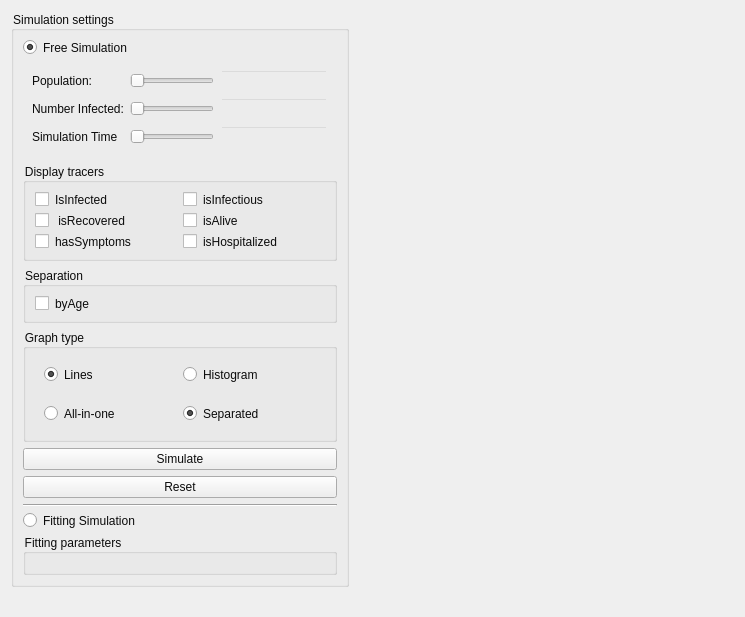
The window that src/gui/views/simulationViewUi.ui (PyMarc2/virus-propagation-simulator) describes before a commit, drawn with Qt 5.
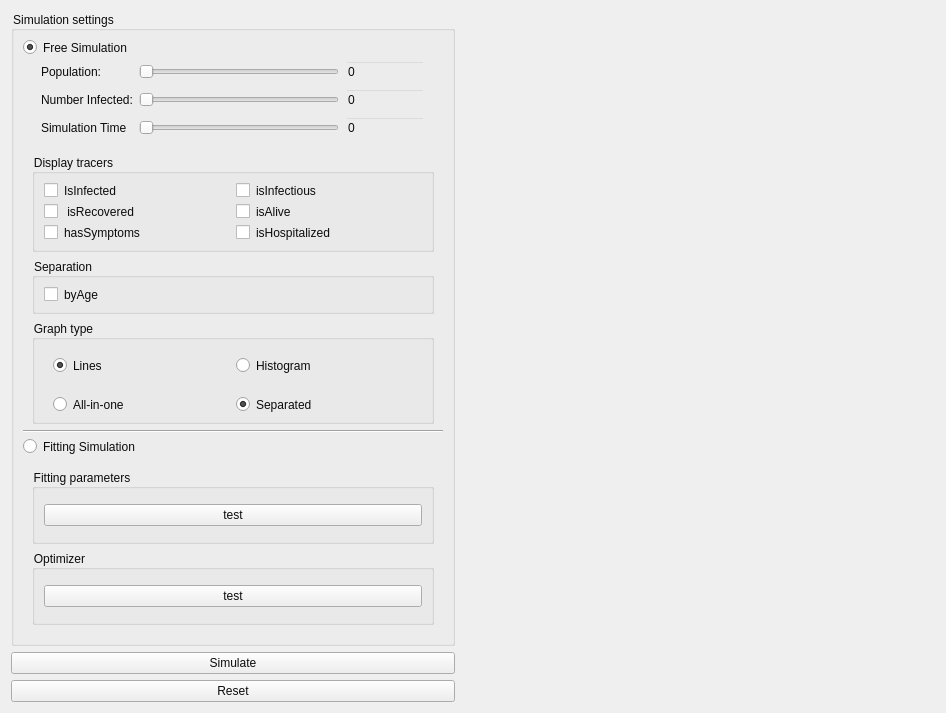
The same window after the commit. Custom widgets are drawn as their Qt base class.

Commit message: QLineEdit and QALider linked and changes model parameters

What changed in the file:
```diff
--- a/src/gui/views/simulationViewUi.ui
+++ b/src/gui/views/simulationViewUi.ui
@@ -6,8 +6,8 @@
    <rect>
     <x>0</x>
     <y>0</y>
-    <width>745</width>
-    <height>617</height>
+    <width>946</width>
+    <height>713</height>
    </rect>
   </property>
   <property name="windowTitle">
@@ -22,7 +22,7 @@
 </string>
   </property>
   <layout class="QGridLayout" name="gridLayout">
-   <item row="0" column="1" rowspan="2">
+   <item row="0" column="1" rowspan="3">
     <widget class="GraphicsLayoutWidget" name="pyqtgraphWidget" native="true">
      <property name="sizePolicy">
       <sizepolicy hsizetype="Expanding" vsizetype="Preferred">
@@ -35,7 +35,7 @@
    <item row="0" column="0">
     <widget class="QGroupBox" name="group_simulationParameters">
      <property name="sizePolicy">
-      <sizepolicy hsizetype="Minimum" vsizetype="Preferred">
+      <sizepolicy hsizetype="Preferred" vsizetype="Preferred">
        <horstretch>0</horstretch>
        <verstretch>0</verstretch>
       </sizepolicy>
@@ -61,78 +61,159 @@
        </widget>
       </item>
       <item>
-       <widget class="QWidget" name="group_basicParameters" native="true">
-        <layout class="QGridLayout" name="gridLayout_2">
-         <item row="3" column="0">
-          <widget class="QLabel" name="la_simulationTime">
-           <property name="text">
-            <string>Simulation Time</string>
-           </property>
-          </widget>
-         </item>
-         <item row="2" column="1">
+       <widget class="QWidget" name="freeSimulationWidget" native="true">
+        <layout class="QVBoxLayout" name="verticalLayout_3">
+         <property name="topMargin">
+          <number>0</number>
+         </property>
+         <property name="bottomMargin">
+          <number>0</number>
+         </property>
+         <item>
+          <widget class="QWidget" name="widget_2" native="true">
+           <layout class="QGridLayout" name="gridLayout_9">
+            <property name="topMargin">
+             <number>0</number>
+            </property>
+            <item row="1" column="1">
           <widget class="QSlider" name="hs_nbOfInfected">
-           <property name="orientation">
-            <enum>Qt::Horizontal</enum>
-           </property>
-          </widget>
-         </item>
-         <item row="3" column="1">
-          <widget class="QSlider" name="hs_simulationTime">
+              <property name="sizePolicy">
+               <sizepolicy hsizetype="Expanding" vsizetype="Fixed">
+                <horstretch>1</horstretch>
+                <verstretch>0</verstretch>
+               </sizepolicy>
+              </property>
            <property name="orientation">
             <enum>Qt::Horizontal</enum>
            </property>
           </widget>
          </item>
-         <item row="1" column="0">
-          <widget class="QLabel" name="la_population">
-           <property name="text">
-            <string>Population: </string>
-           </property>
-          </widget>
-         </item>
-         <item row="1" column="1">
-          <widget class="QSlider" name="hs_population">
-           <property name="orientation">
-            <enum>Qt::Horizontal</enum>
-           </property>
-          </widget>
-         </item>
-         <item row="2" column="0">
-          <widget class="QLabel" name="la_nbOfInfected">
-           <property name="text">
-            <string>Number Infected:</string>
-           </property>
-          </widget>
-         </item>
-         <item row="2" column="2">
-          <widget class="QLineEdit" name="le_nbOfInfected">
-           <property name="styleSheet">
-            <string notr="true">background-color: rgba(0,0,0,0);
-corder-color: rgba(0,0,0,0);</string>
-           </property>
-          </widget>
-         </item>
          <item row="1" column="2">
+             <widget class="QLineEdit" name="le_nbOfInfected">
+              <property name="sizePolicy">
+               <sizepolicy hsizetype="Expanding" vsizetype="Fixed">
+                <horstretch>0</horstretch>
+                <verstretch>0</verstretch>
+               </sizepolicy>
+              </property>
+              <property name="maximumSize">
+               <size>
+                <width>80</width>
+                <height>16777215</height>
+               </size>
+              </property>
+              <property name="styleSheet">
+               <string notr="true">background-color: rgba(0,0,0,0);
+corder-color: rgba(0,0,0,0);</string>
+              </property>
+              <property name="text">
+               <string>0</string>
+              </property>
+             </widget>
+            </item>
+            <item row="0" column="2">
           <widget class="QLineEdit" name="le_population">
            <property name="enabled">
             <bool>true</bool>
            </property>
+              <property name="sizePolicy">
+               <sizepolicy hsizetype="Expanding" vsizetype="Fixed">
+                <horstretch>0</horstretch>
+                <verstretch>0</verstretch>
+               </sizepolicy>
+              </property>
+              <property name="maximumSize">
+               <size>
+                <width>80</width>
+                <height>16777215</height>
+               </size>
+              </property>
            <property name="styleSheet">
             <string notr="true">background-color: rgba(0,0,0,0);
 corder-color: rgba(0,0,0,0);</string>
            </property>
+              <property name="text">
+               <string>0</string>
+              </property>
            <property name="clearButtonEnabled">
             <bool>false</bool>
            </property>
           </widget>
          </item>
-         <item row="3" column="2">
+            <item row="1" column="0">
+             <widget class="QLabel" name="la_nbOfInfected">
+              <property name="text">
+               <string>Number Infected:</string>
+              </property>
+             </widget>
+            </item>
+            <item row="0" column="1">
+             <widget class="QSlider" name="hs_population">
+              <property name="sizePolicy">
+               <sizepolicy hsizetype="Expanding" vsizetype="Fixed">
+                <horstretch>1</horstretch>
+                <verstretch>0</verstretch>
+               </sizepolicy>
+              </property>
+              <property name="minimumSize">
+               <size>
+                <width>200</width>
+                <height>0</height>
+               </size>
+              </property>
+              <property name="orientation">
+               <enum>Qt::Horizontal</enum>
+              </property>
+             </widget>
+            </item>
+            <item row="0" column="0">
+             <widget class="QLabel" name="la_population">
+              <property name="text">
+               <string>Population: </string>
+              </property>
+             </widget>
+            </item>
+            <item row="2" column="0">
+             <widget class="QLabel" name="la_simulationTime">
+              <property name="text">
+               <string>Simulation Time</string>
+              </property>
+             </widget>
+            </item>
+            <item row="2" column="1">
+             <widget class="QSlider" name="hs_simulationTime">
+              <property name="sizePolicy">
+               <sizepolicy hsizetype="Expanding" vsizetype="Fixed">
+                <horstretch>1</horstretch>
+                <verstretch>0</verstretch>
+               </sizepolicy>
+              </property>
+              <property name="orientation">
+               <enum>Qt::Horizontal</enum>
+              </property>
+             </widget>
+            </item>
+            <item row="2" column="2">
           <widget class="QLineEdit" name="le_simulationTime">
+              <property name="sizePolicy">
+               <sizepolicy hsizetype="Expanding" vsizetype="Fixed">
+                <horstretch>0</horstretch>
+                <verstretch>0</verstretch>
+               </sizepolicy>
+              </property>
+              <property name="maximumSize">
+               <size>
+                <width>80</width>
+                <height>16777215</height>
+               </size>
+              </property>
            <property name="styleSheet">
             <string notr="true">background-color: rgba(0,0,0,0);
 corder-color: rgba(0,0,0,0);</string>
            </property>
+              <property name="text">
+               <string>0</string>
+              </property>
           </widget>
          </item>
         </layout>
@@ -240,6 +321,9 @@
          <item row="1" column="0">
           <widget class="QWidget" name="group_multiGraphs" native="true">
            <layout class="QGridLayout" name="gridLayout_8">
+               <property name="bottomMargin">
+                <number>0</number>
+               </property>
             <item row="0" column="0">
              <widget class="QRadioButton" name="rb_allInOne">
               <property name="text">
@@ -263,21 +347,7 @@
         </layout>
        </widget>
       </item>
-      <item>
-       <widget class="QPushButton" name="pb_simulate">
-        <property name="styleSheet">
-         <string notr="true"/>
-        </property>
-        <property name="text">
-         <string>Simulate</string>
-        </property>
-       </widget>
-      </item>
-      <item>
-       <widget class="QPushButton" name="pb_reset">
-        <property name="text">
-         <string>Reset</string>
-        </property>
+        </layout>
        </widget>
       </item>
       <item>
@@ -295,7 +365,10 @@
        </widget>
       </item>
       <item>
-       <widget class="QGroupBox" name="group_fittingParameters">
+       <widget class="QWidget" name="fittingSimulationWidget" native="true">
+        <layout class="QVBoxLayout" name="verticalLayout_2">
+         <item>
+          <widget class="QGroupBox" name="group_fittingSimulation">
         <property name="sizePolicy">
          <sizepolicy hsizetype="Minimum" vsizetype="Preferred">
           <horstretch>0</horstretch>
@@ -305,10 +378,54 @@
         <property name="title">
          <string>Fitting parameters</string>
         </property>
-        <layout class="QGridLayout" name="gridLayout_3"/>
+           <layout class="QGridLayout" name="gridLayout_3">
+            <item row="0" column="0">
+             <widget class="QPushButton" name="pushButton_2">
+              <property name="text">
+               <string>test</string>
+              </property>
        </widget>
       </item>
      </layout>
+          </widget>
+         </item>
+         <item>
+          <widget class="QGroupBox" name="groupBox">
+           <property name="title">
+            <string>Optimizer</string>
+           </property>
+           <layout class="QGridLayout" name="gridLayout_2">
+            <item row="0" column="0">
+             <widget class="QPushButton" name="pushButton">
+              <property name="text">
+               <string>test</string>
+              </property>
+             </widget>
+            </item>
+           </layout>
+          </widget>
+         </item>
+        </layout>
+       </widget>
+      </item>
+     </layout>
+    </widget>
+   </item>
+   <item row="2" column="0">
+    <widget class="QPushButton" name="pb_reset">
+     <property name="text">
+      <string>Reset</string>
+     </property>
+    </widget>
+   </item>
+   <item row="1" column="0">
+    <widget class="QPushButton" name="pb_simulate">
+     <property name="styleSheet">
+      <string notr="true"/>
+     </property>
+     <property name="text">
+      <string>Simulate</string>
+     </property>
     </widget>
    </item>
   </layout>
```
Left out of the diff: 11 changed lines with no effect on the pictures. Lines whose indentation alone changed are shown as unchanged. The commit also changes 6 other files.
